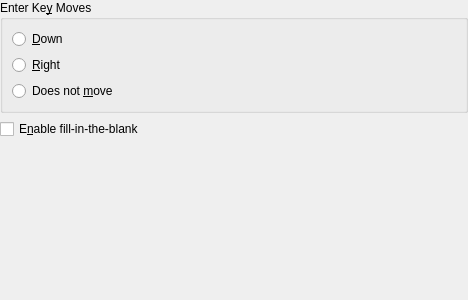
This is src/prefeditorbase.ui in KDE/kwordquiz as Qt 5 draws it before an edit. The edited form follows.
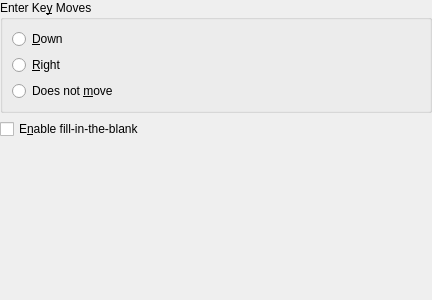
This is the edited form. Custom widgets are drawn as their Qt base class.

Commit message: Make the move-direction-on-enter-press work (QGroupBox->KButtonGroup).

```diff
--- a/src/prefeditorbase.ui
+++ b/src/prefeditorbase.ui
@@ -8,7 +8,7 @@
    <rect>
     <x>0</x>
     <y>0</y>
-    <width>468</width>
+    <width>432</width>
     <height>300</height>
    </rect>
   </property>
@@ -21,41 +21,15 @@
   <property name="windowTitle" >
    <string>Form</string>
   </property>
-  <layout class="QGridLayout" >
+  <layout class="QVBoxLayout" >
    <property name="margin" >
     <number>0</number>
    </property>
    <property name="spacing" >
     <number>6</number>
    </property>
-   <item row="2" column="0" >
-    <spacer>
-     <property name="orientation" >
-      <enum>Qt::Vertical</enum>
-     </property>
-     <property name="sizeHint" >
-      <size>
-       <width>371</width>
-       <height>123</height>
-      </size>
-     </property>
-    </spacer>
-   </item>
-   <item row="1" column="0" >
-    <widget class="QCheckBox" name="kcfg_EnableBlanks" >
-     <property name="toolTip" >
-      <string>Check to enable fill-in-the-blank</string>
-     </property>
-     <property name="whatsThis" >
-      <string>Select to enable the functions for Fill-in-the-blank</string>
-     </property>
-     <property name="text" >
-      <string>E&amp;nable fill-in-the-blank</string>
-     </property>
-    </widget>
-   </item>
-   <item row="0" column="0" >
-    <widget class="QGroupBox" name="kcfg_EnterMove" >
+   <item>
+    <widget class="KButtonGroup" name="kcfg_EnterMove" >
      <property name="toolTip" >
       <string>How enter key moves</string>
      </property>
@@ -65,14 +39,14 @@
      <property name="title" >
       <string>Enter Ke&amp;y Moves</string>
      </property>
-     <layout class="QGridLayout" >
+     <layout class="QVBoxLayout" >
       <property name="margin" >
        <number>9</number>
       </property>
       <property name="spacing" >
        <number>6</number>
       </property>
-      <item row="0" column="0" >
+      <item>
        <widget class="QRadioButton" name="optDown" >
         <property name="toolTip" >
          <string>How enter key moves</string>
@@ -85,7 +59,7 @@
         </property>
        </widget>
       </item>
-      <item row="1" column="0" >
+      <item>
        <widget class="QRadioButton" name="optRight" >
         <property name="toolTip" >
          <string>How enter key moves</string>
@@ -98,7 +72,7 @@
         </property>
        </widget>
       </item>
-      <item row="2" column="0" >
+      <item>
        <widget class="QRadioButton" name="optNoMove" >
         <property name="toolTip" >
          <string>How enter key moves</string>
@@ -114,11 +88,43 @@
      </layout>
     </widget>
    </item>
+   <item>
+    <widget class="QCheckBox" name="kcfg_EnableBlanks" >
+     <property name="toolTip" >
+      <string>Check to enable fill-in-the-blank</string>
+     </property>
+     <property name="whatsThis" >
+      <string>Select to enable the functions for Fill-in-the-blank</string>
+     </property>
+     <property name="text" >
+      <string>E&amp;nable fill-in-the-blank</string>
+     </property>
+    </widget>
+   </item>
+   <item>
+    <spacer>
+     <property name="orientation" >
+      <enum>Qt::Vertical</enum>
+     </property>
+     <property name="sizeHint" >
+      <size>
+       <width>171</width>
+       <height>61</height>
+      </size>
+     </property>
+    </spacer>
+   </item>
   </layout>
  </widget>
  <layoutdefault spacing="6" margin="0" />
- <pixmapfunction></pixmapfunction>
- <includes/>
+ <customwidgets>
+  <customwidget>
+   <class>KButtonGroup</class>
+   <extends>QGroupBox</extends>
+   <header>kbuttongroup.h</header>
+   <container>1</container>
+  </customwidget>
+ </customwidgets>
  <resources/>
  <connections/>
 </ui>
```
Left out of the diff: 2 changed lines with no effect on the pictures.
